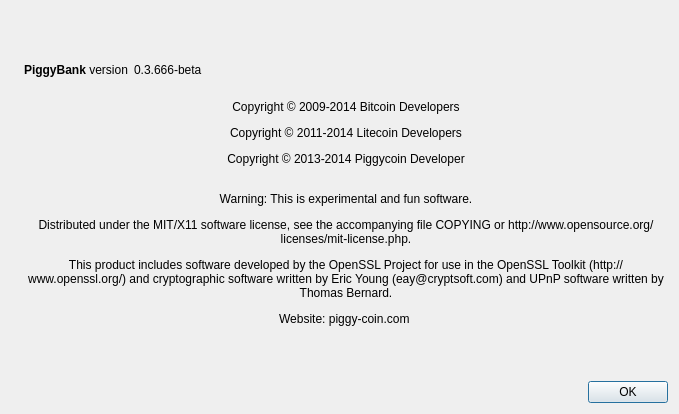
This is src/qt/forms/aboutdialog.ui in topdzek/testcoin as Qt 5 draws it before an edit. The edited form follows.
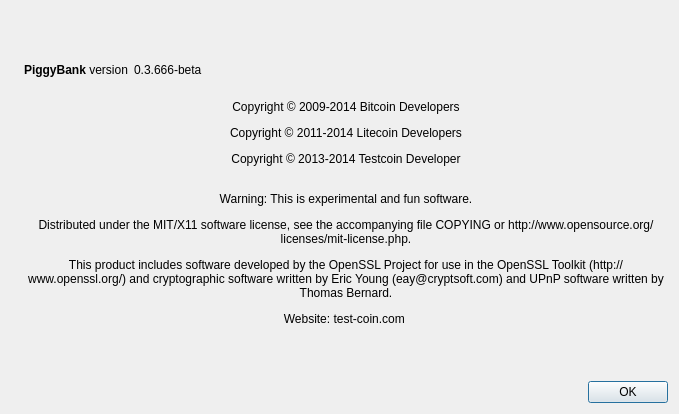
This is the edited form. Icons and pictures are not drawn.

Commit message: we testcoin now

```diff
--- a/src/qt/forms/aboutdialog.ui
+++ b/src/qt/forms/aboutdialog.ui
@@ -94,7 +94,7 @@
         <cursorShape>IBeamCursor</cursorShape>
        </property>
        <property name="text">
-        <string>&lt;html&gt;&lt;head/&gt;&lt;body&gt;&lt;p align=&quot;center&quot;&gt;&lt;br/&gt;Copyright © 2009-2014 Bitcoin Developers&lt;/p&gt;&lt;p align=&quot;center&quot;&gt;Copyright © 2011-2014 Litecoin Developers&lt;/p&gt;&lt;p align=&quot;center&quot;&gt;Copyright © 2013-2014 Piggycoin Developer&lt;/p&gt;&lt;p align=&quot;center&quot;&gt;&lt;br/&gt;Warning: This is experimental and fun software.&lt;/p&gt;&lt;p align=&quot;center&quot;&gt;Distributed under the MIT/X11 software license, see the accompanying file COPYING or http://www.opensource.org/licenses/mit-license.php.&lt;/p&gt;&lt;p align=&quot;center&quot;&gt;This product includes software developed by the OpenSSL Project for use in the OpenSSL Toolkit (http://www.openssl.org/) and cryptographic software written by Eric Young (eay@cryptsoft.com) and UPnP software written by Thomas Bernard.&lt;/p&gt;&lt;p align=&quot;center&quot;&gt;Website: piggy-coin.com &lt;/p&gt;&lt;/body&gt;&lt;/html&gt;</string>
+        <string>&lt;html&gt;&lt;head/&gt;&lt;body&gt;&lt;p align=&quot;center&quot;&gt;&lt;br/&gt;Copyright © 2009-2014 Bitcoin Developers&lt;/p&gt;&lt;p align=&quot;center&quot;&gt;Copyright © 2011-2014 Litecoin Developers&lt;/p&gt;&lt;p align=&quot;center&quot;&gt;Copyright © 2013-2014 Testcoin Developer&lt;/p&gt;&lt;p align=&quot;center&quot;&gt;&lt;br/&gt;Warning: This is experimental and fun software.&lt;/p&gt;&lt;p align=&quot;center&quot;&gt;Distributed under the MIT/X11 software license, see the accompanying file COPYING or http://www.opensource.org/licenses/mit-license.php.&lt;/p&gt;&lt;p align=&quot;center&quot;&gt;This product includes software developed by the OpenSSL Project for use in the OpenSSL Toolkit (http://www.openssl.org/) and cryptographic software written by Eric Young (eay@cryptsoft.com) and UPnP software written by Thomas Bernard.&lt;/p&gt;&lt;p align=&quot;center&quot;&gt;Website: test-coin.com &lt;/p&gt;&lt;/body&gt;&lt;/html&gt;</string>
        </property>
        <property name="wordWrap">
         <bool>true</bool>
```
Left out of the diff: 2 changed lines with no effect on the pictures. The commit also changes 38 other files.
